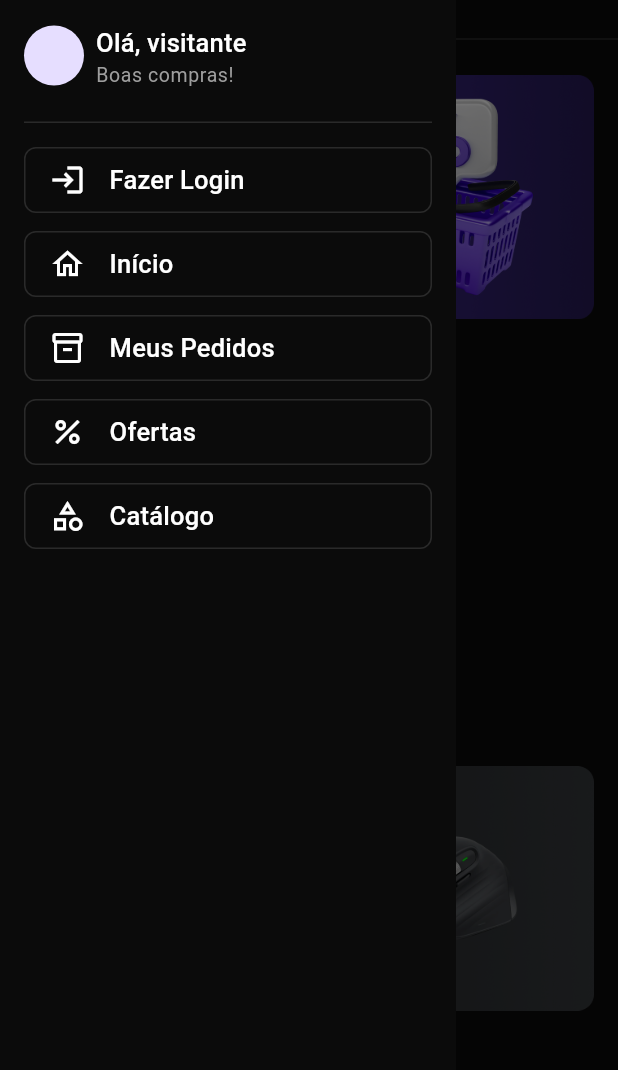
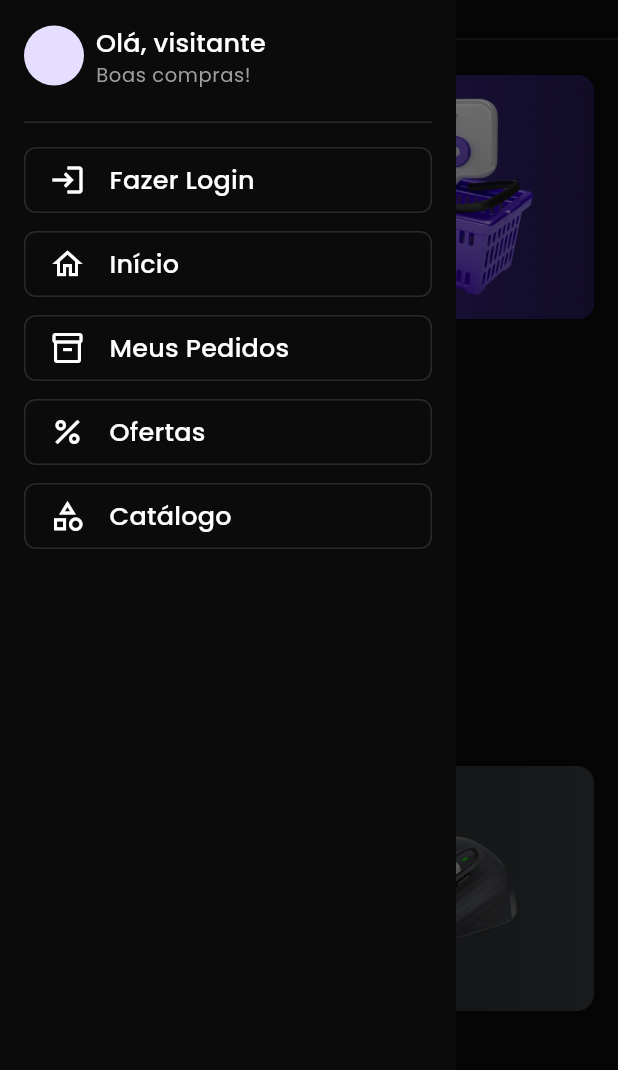
Before and after one commit to adrianoqueirozdev/fsw-store-app, a Flutter app: the screen it shows after launch, with the side drawer open, on a phone screen of 412 x 824 dp, the part 57-1127 px from its top. Run offline on Flutter 3.47's test engine with Material 2 defaults, Android fonts, the phone set to English and light mode, and no system bars; our stand-ins replace bloc, cached_network_image, expandable, firebase_auth, firebase_core, flutter_bloc and 9 more; missing offline and left inert: flutter_stripe; accounts and stored records are empty.

Commit message:
style: add font Poppins as default

```diff
--- a/lib/main.dart
+++ b/lib/main.dart
@@ -17,6 +17,7 @@ import 'package:fsw_store/shared/constants/environment.dart';
 import 'package:fsw_store/shared/constants/routes.dart';
 import 'package:fsw_store/shared/cubits/cart_cubit.dart';
 import 'package:fsw_store/shared/theme/app_colors.dart';
+import 'package:fsw_store/shared/theme/app_fonts.dart';
 import 'package:fsw_store/shared/theme/styles.dart';
 import 'package:get/get.dart';
 import 'package:intl/intl.dart';
@@ -62,12 +63,13 @@ class MyApp extends StatelessWidget {
         BlocProvider(create: (_) => CartCubit()),
       ],
       child: GetMaterialApp(
-        title: 'Flutter Demo',
+        title: 'FSW Store',
         debugShowCheckedModeBanner: false,
         theme: ThemeData(
           textTheme: Styles.textTheme(),
           colorScheme: ColorScheme.fromSeed(seedColor: AppColors.primary),
           useMaterial3: true,
+          fontFamily: AppFonts.poppins,
           scaffoldBackgroundColor: AppColors.secondary,
           appBarTheme: AppBarTheme(
             scrolledUnderElevation: 0,
--- /dev/null
+++ b/lib/shared/theme/app_fonts.dart
@@ -0,0 +1,3 @@
+sealed class AppFonts {
+  static const String poppins = 'Poppins';
+}
```
Also changed, not shown: pubspec.yaml (+11 -14 lines), lib/resources/fonts/Poppins/Poppins-Bold.ttf (added), lib/resources/fonts/Poppins/Poppins-Italic.ttf (added), lib/resources/fonts/Poppins/Poppins-Medium.ttf (added), lib/resources/fonts/Poppins/Poppins-MediumItalic.ttf (added), lib/resources/fonts/Poppins/Poppins-Regular.ttf (added), lib/resources/fonts/Poppins/Poppins-SemiBold.ttf (added), lib/resources/fonts/Poppins/Poppins-SemiBoldItalic.ttf (added), 1 other file.
